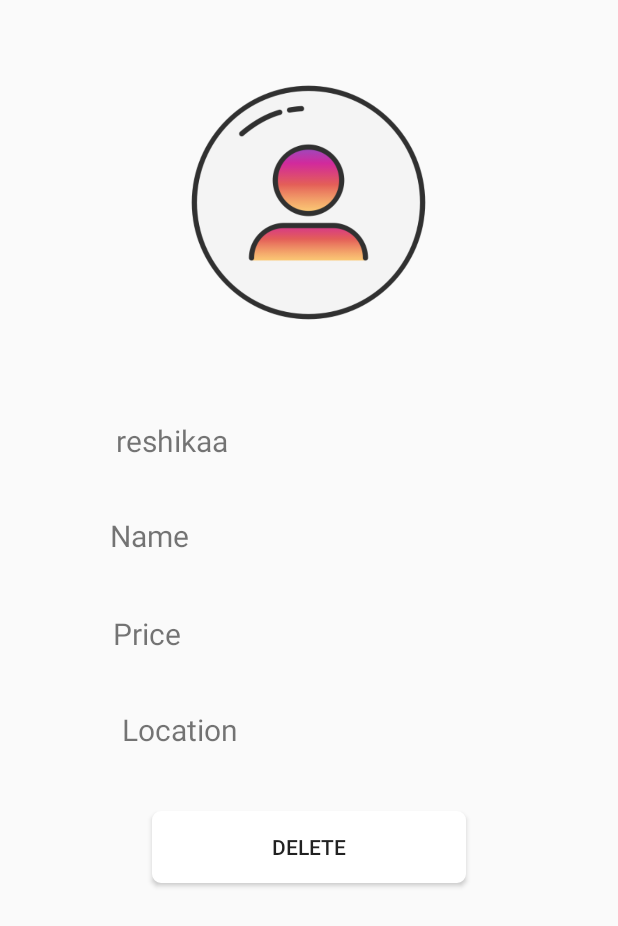
After one commit to Ayushgjl/AgileSquadron, an Android app: the layout layout_cart.xml on its own in the app's theme, with its tools: preview values and no code run, on a phone screen of 412 x 824 dp. The commit adds this screen. Shown: the top 926 px of the screen. Run offline under Robolectric (Android 15) with nearby library versions, the phone set to English and light mode, and no system bars.

Commit message:
cart adapter, cart api, my cart completed

```diff
--- /dev/null
+++ b/app/src/main/res/layout/layout_cart.xml
@@ -0,0 +1,75 @@
+<?xml version="1.0" encoding="utf-8"?>
+<androidx.constraintlayout.widget.ConstraintLayout
+    xmlns:android="http://schemas.android.com/apk/res/android"
+    xmlns:app="http://schemas.android.com/apk/res-auto"
+    xmlns:tools="http://schemas.android.com/tools"
+    android:layout_width="match_parent"
+    android:layout_height="match_parent">
+
+    <ImageView
+        android:id="@+id/imageView2"
+        android:layout_width="242dp"
+        android:layout_height="238dp"
+        android:layout_marginTop="16dp"
+        app:layout_constraintEnd_toEndOf="parent"
+        app:layout_constraintHorizontal_bias="0.497"
+        app:layout_constraintStart_toStartOf="parent"
+        app:layout_constraintTop_toTopOf="parent"
+        app:srcCompat="@drawable/user" />
+
+    <TextView
+        android:id="@+id/username"
+        android:layout_width="258dp"
+        android:layout_height="45dp"
+        android:layout_marginTop="26dp"
+        android:text="reshikaa"
+        android:textSize="20sp"
+        app:layout_constraintEnd_toEndOf="parent"
+        app:layout_constraintStart_toStartOf="parent"
+        app:layout_constraintTop_toBottomOf="@+id/imageView2" />
+
+    <TextView
+        android:id="@+id/Pname"
+        android:layout_width="265dp"
+        android:layout_height="45dp"
+        android:layout_marginTop="18dp"
+        android:text="Name"
+        android:textSize="20sp"
+        app:layout_constraintEnd_toEndOf="parent"
+        app:layout_constraintStart_toStartOf="parent"
+        app:layout_constraintTop_toBottomOf="@+id/username" />
+
+    <TextView
+        android:id="@+id/price"
+        android:layout_width="262dp"
+        android:layout_height="52dp"
+        android:layout_marginTop="20dp"
+        android:text="Price"
+        android:textSize="20sp"
+        app:layout_constraintEnd_toEndOf="parent"
+        app:layout_constraintStart_toStartOf="parent"
+        app:layout_constraintTop_toBottomOf="@+id/Pname" />
+
+    <Button
+        android:id="@+id/Delete"
+        android:layout_width="209dp"
+        android:layout_height="48dp"
+        android:layout_marginTop="12dp"
+        android:background="@drawable/btn_style"
+        android:text="Delete"
+        app:layout_constraintEnd_toEndOf="parent"
+        app:layout_constraintStart_toStartOf="parent"
+        app:layout_constraintTop_toBottomOf="@+id/Plocation" />
+
+    <TextView
+        android:id="@+id/Plocation"
+        android:layout_width="250dp"
+        android:layout_height="56dp"
+        android:layout_marginTop="12dp"
+        android:text="Location"
+        android:textSize="20sp"
+        app:layout_constraintEnd_toEndOf="parent"
+        app:layout_constraintHorizontal_bias="0.503"
+        app:layout_constraintStart_toStartOf="parent"
+        app:layout_constraintTop_toBottomOf="@+id/price" />
+</androidx.constraintlayout.widget.ConstraintLayout>
```
Also changed, not shown: app/src/main/java/com/example/agilesquadron/adapter/CartAdapter.java (added, +124 -0 lines), app/src/main/java/com/example/agilesquadron/api/CartApi.java (added, +31 -0 lines), app/src/main/java/com/example/agilesquadron/model/CartDel.java (added, +58 -0 lines), app/src/main/java/com/example/agilesquadron/ui/slideshow/SlideshowFragment.java (+72 -2 lines), app/src/main/res/layout/fragment_slideshow.xml (+33 -124 lines).
